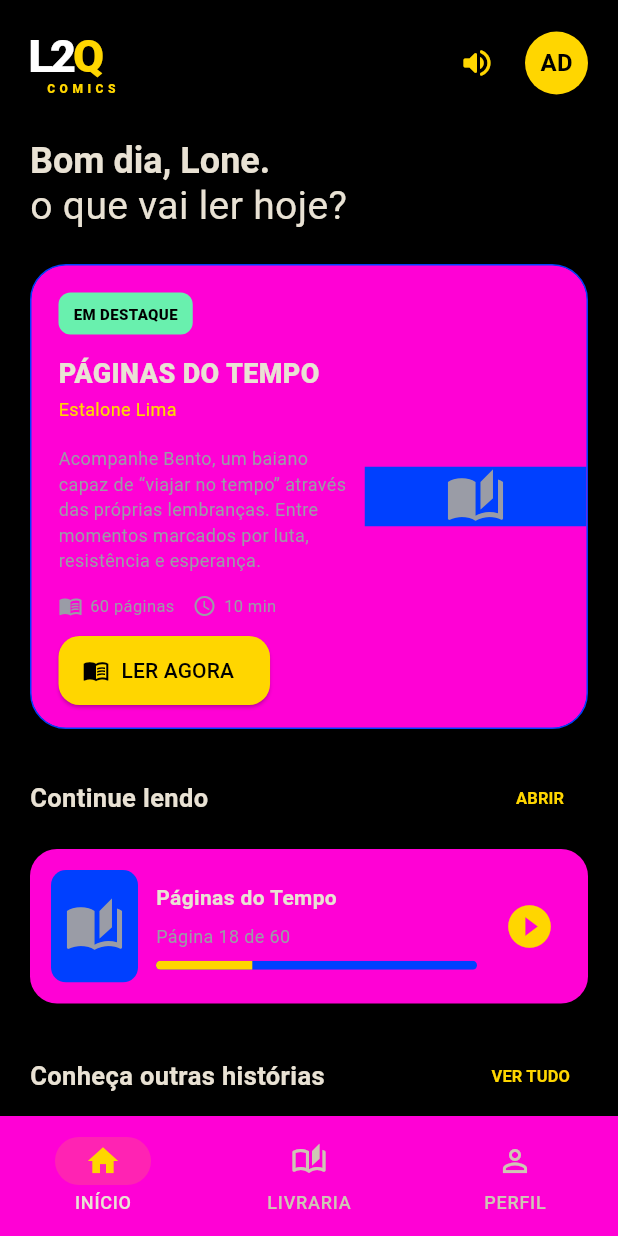
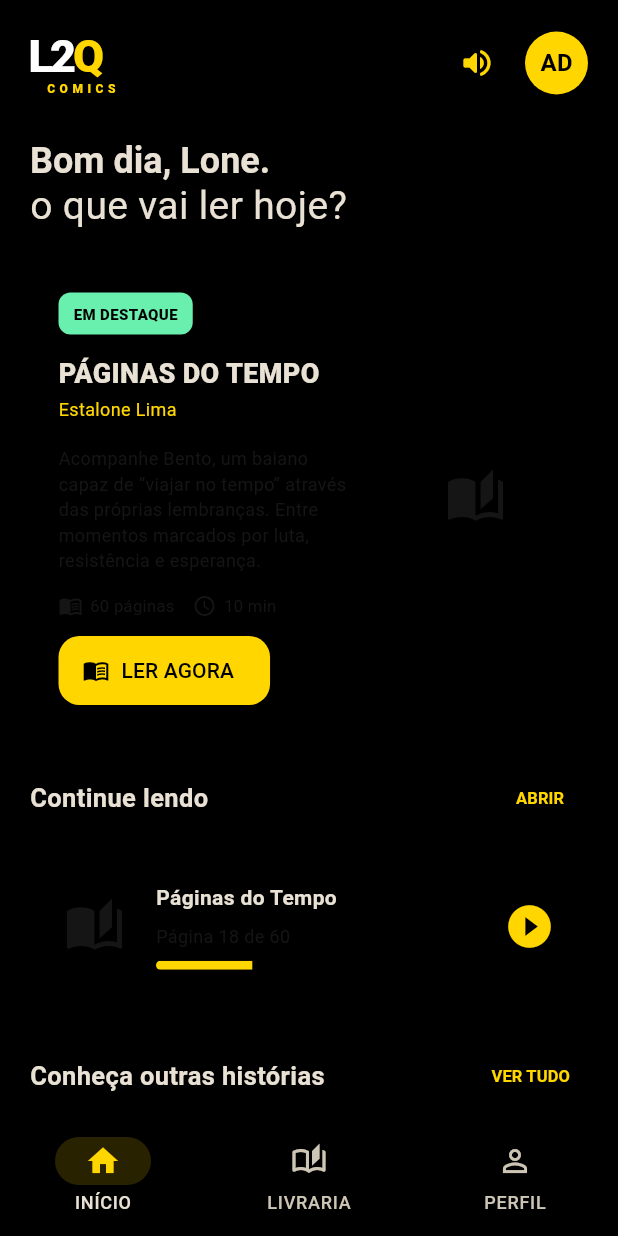
Before and after one commit to Kbakz/l20_comic, a Flutter app: the screen it shows after launch, on a phone screen of 412 x 824 dp. Run offline on Flutter 3.47's test engine with Material 3 defaults, Android fonts, the phone set to English and light mode, and no system bars; network calls fail; Roboto replaces fonts that are missing (Arial).

Commit message:
Update common.dart

```diff
--- a/lib/widgets/common.dart
+++ b/lib/widgets/common.dart
@@ -2,9 +2,10 @@ import 'package:flutter/material.dart';
 import 'package:l20_comic/models/comic.dart';
 
 const Color appYellow = Color(0xFFFFD600);
-const Color appSurface = Color.fromARGB(255, 255, 1, 213);
-const Color appSurfaceAlt = Color.fromARGB(255, 0, 64, 255);
-const Color appMuted = Color(0xFF9A9CA6);
+const Color appSurface = Color(0x000d0e12);
+const Color appSurfaceAlt = Color(0x00191A1E);
+const Color appMuted = Color(0x4a4a4a4d);
+const Color appDestaque = Color(0xFF39FF14);
 
 class Logo extends StatelessWidget {
   const Logo({super.key});
```
